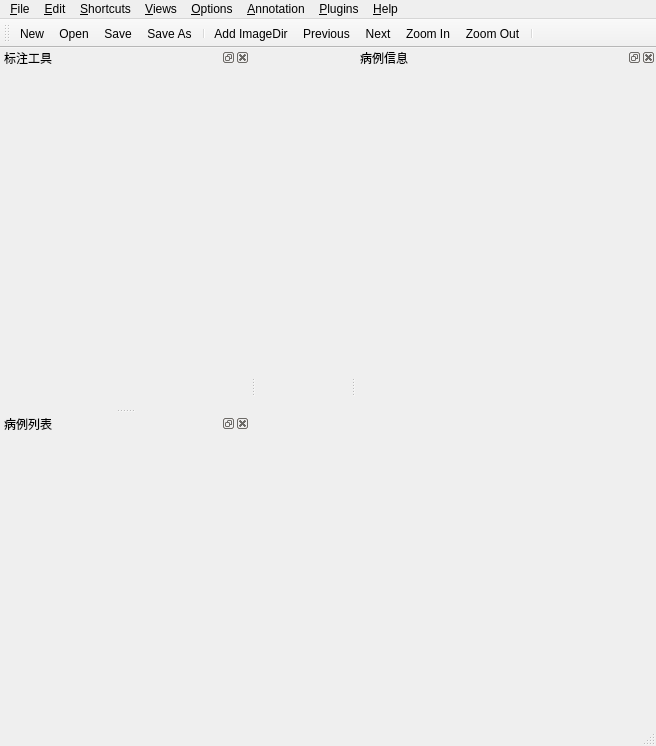
First picture: the form in sloth/gui/labeltool.ui, repository WJtomcat/sloth, before the edit.
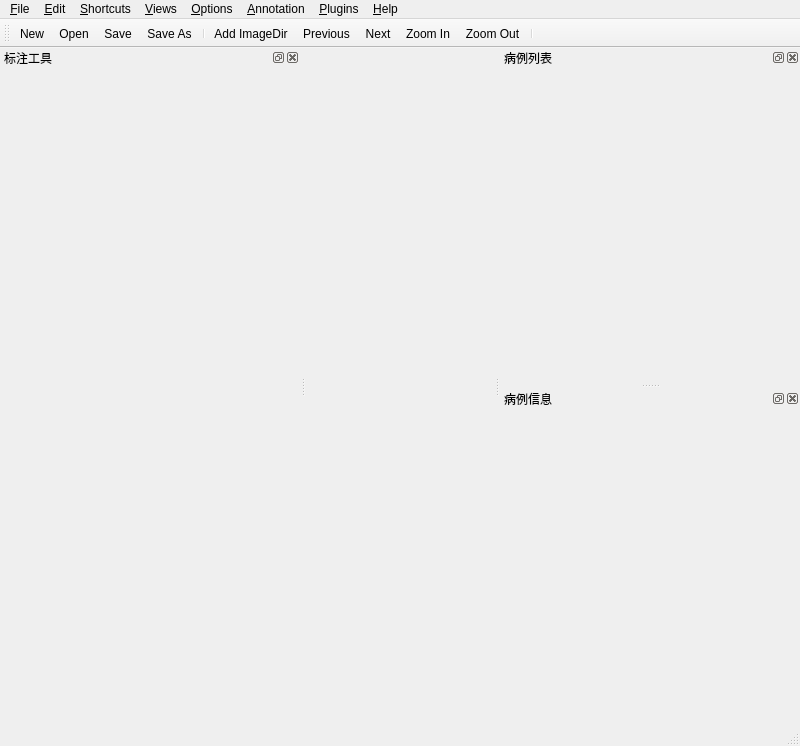
Second picture: the form after the edit. Icons and pictures are not drawn.

The edit to the form file:
```diff
--- a/sloth/gui/labeltool.ui
+++ b/sloth/gui/labeltool.ui
@@ -6,7 +6,7 @@
    <rect>
     <x>0</x>
     <y>0</y>
-    <width>656</width>
+    <width>800</width>
     <height>746</height>
    </rect>
   </property>
@@ -23,7 +23,7 @@
     <rect>
      <x>0</x>
      <y>0</y>
-     <width>656</width>
+     <width>800</width>
      <height>22</height>
     </rect>
    </property>
@@ -114,7 +114,7 @@
    </property>
    <property name="minimumSize">
     <size>
-     <width>80</width>
+     <width>300</width>
      <height>44</height>
     </size>
    </property>
@@ -127,17 +127,17 @@
    <widget class="QWidget" name="dockPropertiesContents"/>
   </widget>
   <widget class="QDockWidget" name="dockAnnotations">
+   <property name="minimumSize">
+    <size>
+     <width>300</width>
+     <height>38</height>
+    </size>
+   </property>
    <property name="windowTitle">
     <string>病例列表</string>
    </property>
-   <property name="minimumSize">
-    <size>
-     <width>250</width>
-     <height>38</height>
-    </size>
-   </property>
    <attribute name="dockWidgetArea">
-    <number>1</number>
+    <number>2</number>
    </attribute>
    <widget class="QWidget" name="dockAnnotationsContents"/>
   </widget>
```
Left out of the diff: 10 changed lines with no effect on the pictures.
